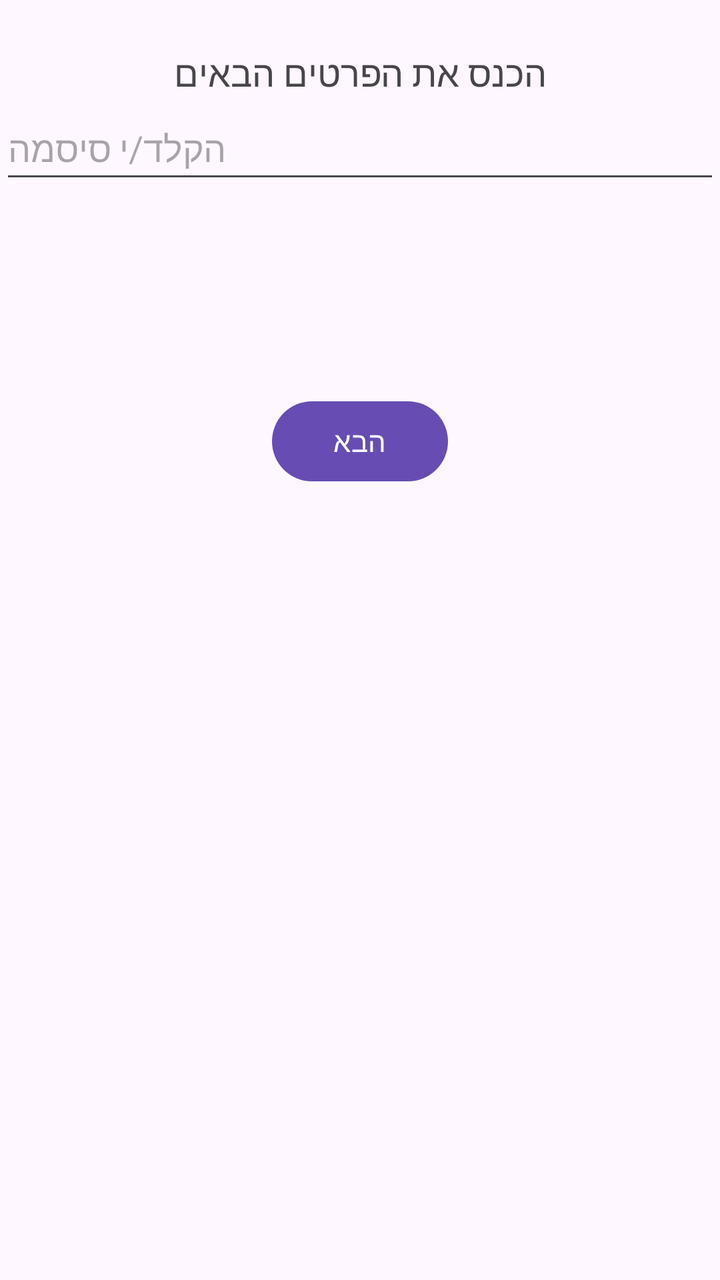
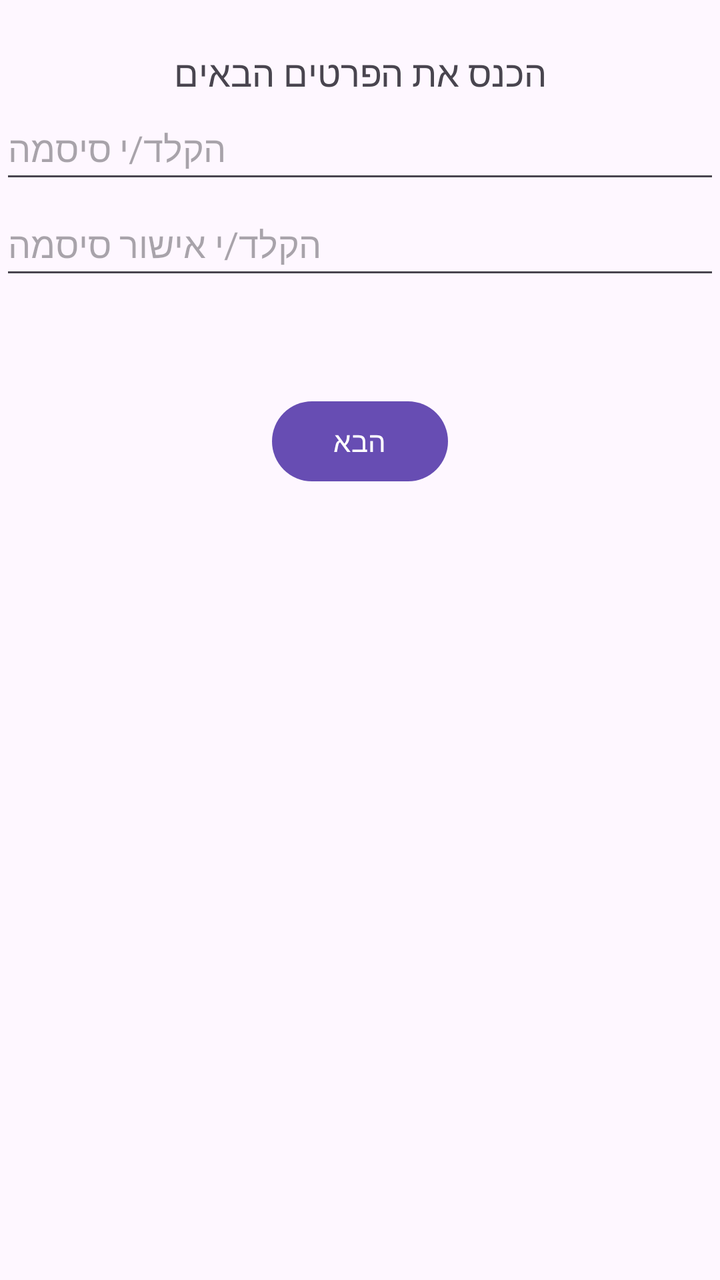

Screens rendered from an Android XML layout before and after an edit, with the pre-edit source and the edit as a unified diff.
<!-- AndroidManifest.xml: application theme Theme.OTOTOCarsRentingApp -->
<!-- res/layout/fragment_sign_up2.xml -->
<?xml version="1.0" encoding="utf-8"?>
<androidx.constraintlayout.widget.ConstraintLayout xmlns:android="http://schemas.android.com/apk/res/android"
    xmlns:tools="http://schemas.android.com/tools"
    android:layout_width="match_parent"
    android:layout_height="match_parent"
    xmlns:app="http://schemas.android.com/apk/res-auto"
    tools:context=".auth.fragments.SignUpFragment2">

    <TextView
        android:id="@+id/tvTitle"
        android:layout_width="wrap_content"
        android:layout_height="wrap_content"
        android:text="הכנס את הפרטים הבאים"
        android:textSize="18sp"
        android:layout_marginTop="24dp"
        app:layout_constraintTop_toTopOf="parent"
        app:layout_constraintStart_toStartOf="parent"
        app:layout_constraintEnd_toEndOf="parent" />

    <EditText
        android:id="@+id/etpassword"
        android:layout_width="match_parent"
        android:layout_height="wrap_content"
        android:minHeight="48dp"
        android:hint="הקלד/י סיסמה"
        android:inputType="textPassword"
        app:layout_constraintTop_toBottomOf="@+id/tvTitle"
        app:layout_constraintStart_toStartOf="parent"
        app:layout_constraintEnd_toEndOf="parent" />

    <Button
        android:id="@+id/btnNext"
        android:layout_width="wrap_content"
        android:layout_height="wrap_content"
        android:layout_marginTop="100dp"
        android:text="הבא"
        app:layout_constraintTop_toBottomOf="@+id/etpassword"
        app:layout_constraintStart_toStartOf="parent"
        app:layout_constraintEnd_toEndOf="parent" />

    <TextView
        android:id="@+id/tvValidationMessage"
        android:layout_width="match_parent"
        android:layout_height="wrap_content"
        android:layout_marginTop="16dp"
        android:text="hello world"
        android:visibility="gone"
        android:textSize="14sp"
        app:layout_constraintTop_toBottomOf="@+id/btnNext"
        app:layout_constraintStart_toStartOf="parent"
        app:layout_constraintEnd_toEndOf="parent"
        />


</androidx.constraintlayout.widget.ConstraintLayout>
<!-- resources referenced by this layout -->
<resources>
  <style name="Theme.OTOTOCarsRentingApp" parent="Base.Theme.OTOTOCarsRentingApp" />
  <style name="Base.Theme.OTOTOCarsRentingApp" parent="Theme.Material3.DayNight.NoActionBar">
          
          
           <item name="colorPrimary">@color/my_primary</item>
          <item name="colorOnPrimary">@color/white</item>
          <item name="colorSecondary">@color/my_secondary</item>
          <item name="colorOnSecondary">@color/black</item>
      </style>
  <color name="my_primary">#674DB3</color>
  <color name="white">#FFFFFFFF</color>
  <color name="my_secondary">#674DB3</color>
  <color name="black">#FF000000</color>
</resources>

<!-- the commit's change to res/layout/fragment_sign_up2.xml (unified diff, before → after) -->
@@ -4,7 +4,7 @@
     android:layout_width="match_parent"
     android:layout_height="match_parent"
     xmlns:app="http://schemas.android.com/apk/res-auto"
-    tools:context=".auth.fragments.SignUpFragment2">
+    tools:context=".auth.fragments.SignUp2PasswordFragment">
 
     <TextView
         android:id="@+id/tvTitle"
@@ -18,7 +18,7 @@
         app:layout_constraintEnd_toEndOf="parent" />
 
     <EditText
-        android:id="@+id/etpassword"
+        android:id="@+id/etPassword"
         android:layout_width="match_parent"
         android:layout_height="wrap_content"
         android:minHeight="48dp"
@@ -28,13 +28,24 @@
         app:layout_constraintStart_toStartOf="parent"
         app:layout_constraintEnd_toEndOf="parent" />
 
+    <EditText
+        android:id="@+id/etConfirmPassword"
+        android:layout_width="match_parent"
+        android:layout_height="wrap_content"
+        android:minHeight="48dp"
+        android:hint="הקלד/י אישור סיסמה"
+        android:inputType="textPassword"
+        app:layout_constraintTop_toBottomOf="@+id/etPassword"
+        app:layout_constraintStart_toStartOf="parent"
+        app:layout_constraintEnd_toEndOf="parent" />
+
     <Button
         android:id="@+id/btnNext"
         android:layout_width="wrap_content"
         android:layout_height="wrap_content"
         android:layout_marginTop="100dp"
         android:text="הבא"
-        app:layout_constraintTop_toBottomOf="@+id/etpassword"
+        app:layout_constraintTop_toBottomOf="@+id/etPassword"
         app:layout_constraintStart_toStartOf="parent"
         app:layout_constraintEnd_toEndOf="parent" />
 
